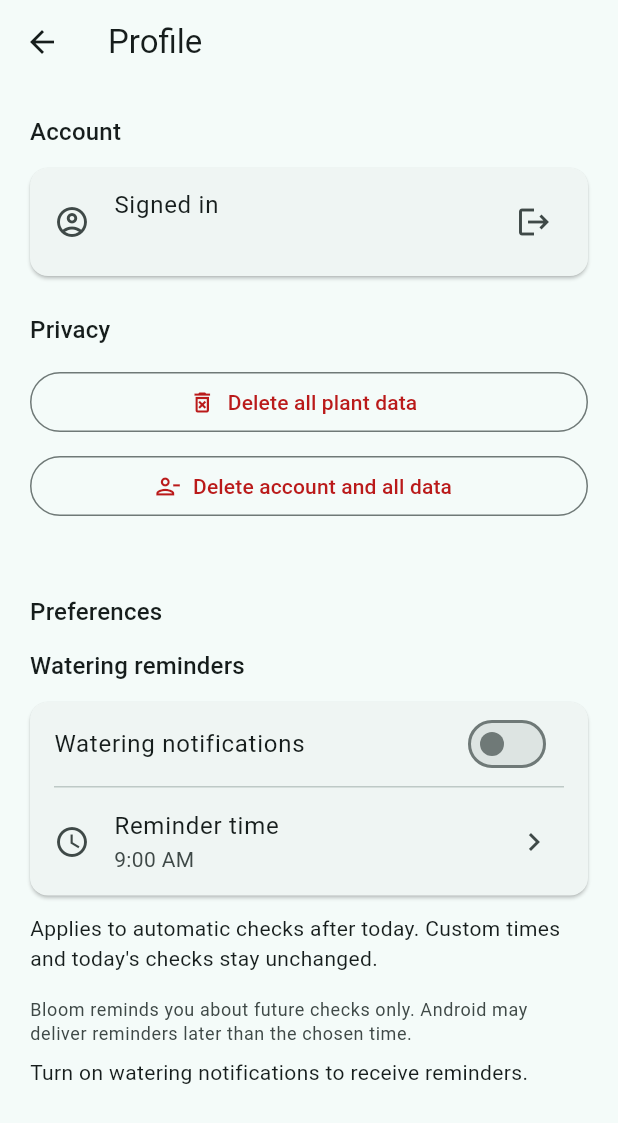
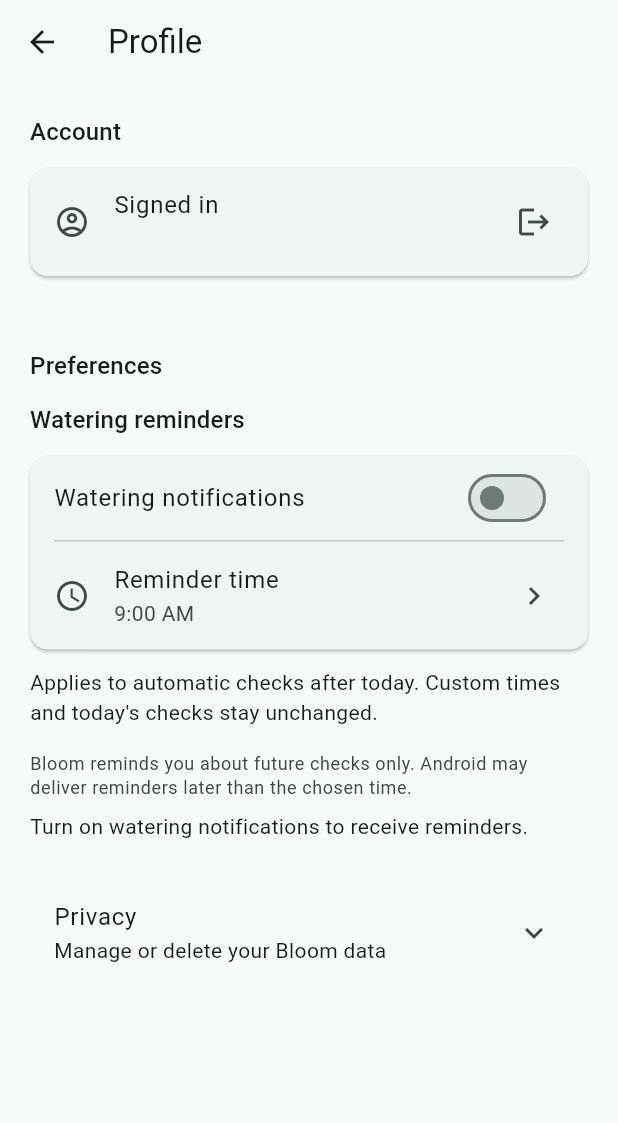
Before and after one commit to chandrika-sanapati/bloom-android, a Flutter app: the screen it shows once a user with an empty profile is signed in, after a tap on the "account circle" icon, on a phone screen of 412 x 824 dp. Shown: the top 1123 px of the screen. Run offline on Flutter 3.47's test engine with Material 3 defaults, Android fonts, the phone set to English and light mode, and no system bars; drawn by our look-alikes of dynamic_color; our stand-ins replace flutter_local_notifications, flutter_timezone, google_sign_in, image_picker, shared_preferences, supabase_flutter and 1 more; accounts and stored records are empty.

Commit message:
Align docs with OTP and privacy UX

```diff
--- a/lib/ui/preferences_screen.dart
+++ b/lib/ui/preferences_screen.dart
@@ -395,28 +395,6 @@ class _PreferencesScreenState extends State<PreferencesScreen>
               ),
               const SizedBox(height: 24),
             ],
-            if (widget.auth?.signedIn == true) ...[
-              Text('Privacy', style: theme.textTheme.titleMedium),
-              const SizedBox(height: 12),
-              OutlinedButton.icon(
-                onPressed: _busy ? null : _deletePlantData,
-                style: OutlinedButton.styleFrom(
-                  foregroundColor: theme.colorScheme.error,
-                ),
-                icon: const Icon(Icons.delete_forever_outlined),
-                label: const Text('Delete all plant data'),
-              ),
-              const SizedBox(height: 8),
-              OutlinedButton.icon(
-                onPressed: _busy ? null : _deleteAccountAndData,
-                style: OutlinedButton.styleFrom(
-                  foregroundColor: theme.colorScheme.error,
-                ),
-                icon: const Icon(Icons.person_remove_outlined),
-                label: const Text('Delete account and all data'),
-              ),
-              const SizedBox(height: 24),
-            ],
             const SizedBox(height: 24),
             Text('Preferences', style: theme.textTheme.titleMedium),
             const SizedBox(height: 12),
@@ -505,6 +483,33 @@ class _PreferencesScreenState extends State<PreferencesScreen>
                 child: Text(message, style: theme.textTheme.bodyMedium),
               ),
             ],
+            if (widget.auth?.signedIn == true) ...[
+              const SizedBox(height: 24),
+              ExpansionTile(
+                title: const Text('Privacy'),
+                subtitle: const Text('Manage or delete your Bloom data'),
+                childrenPadding: const EdgeInsets.fromLTRB(16, 0, 16, 16),
+                children: [
+                  OutlinedButton.icon(
+                    onPressed: _busy ? null : _deletePlantData,
+                    style: OutlinedButton.styleFrom(
+                      foregroundColor: theme.colorScheme.error,
+                    ),
+                    icon: const Icon(Icons.delete_forever_outlined),
+                    label: const Text('Delete all plant data'),
+                  ),
+                  const SizedBox(height: 8),
+                  OutlinedButton.icon(
+                    onPressed: _busy ? null : _deleteAccountAndData,
+                    style: OutlinedButton.styleFrom(
+                      foregroundColor: theme.colorScheme.error,
+                    ),
+                    icon: const Icon(Icons.person_remove_outlined),
+                    label: const Text('Delete account and all data'),
+                  ),
+                ],
+              ),
+            ],
           ],
         ),
       );
```
Also changed, not shown: 7 other files.
